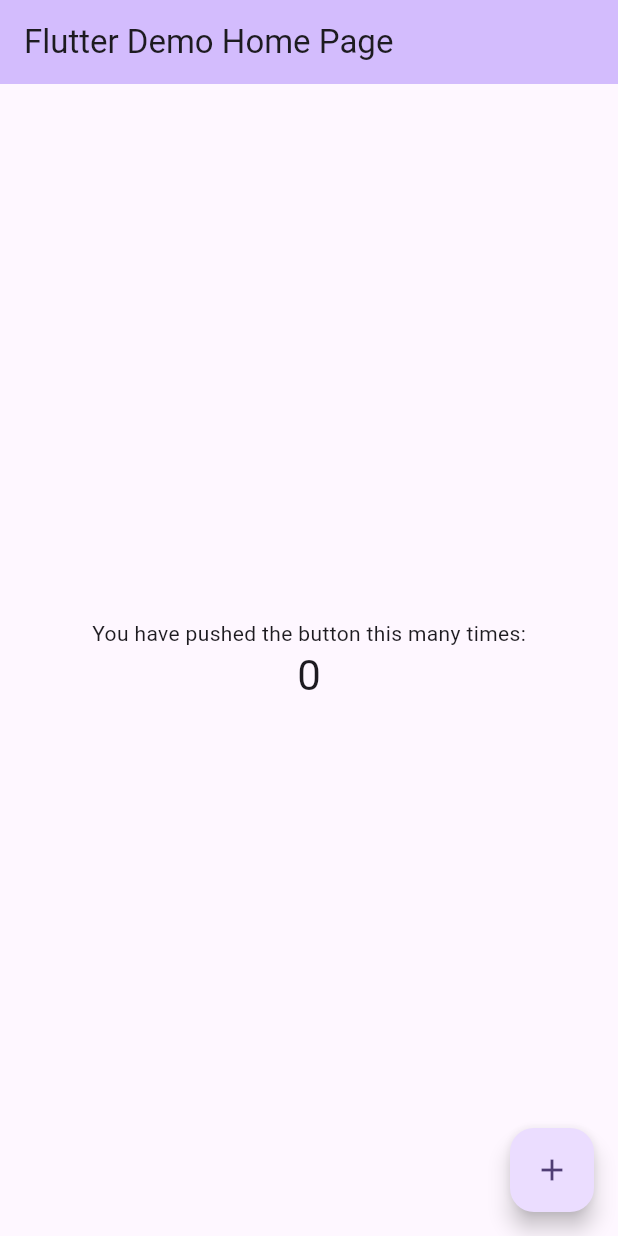
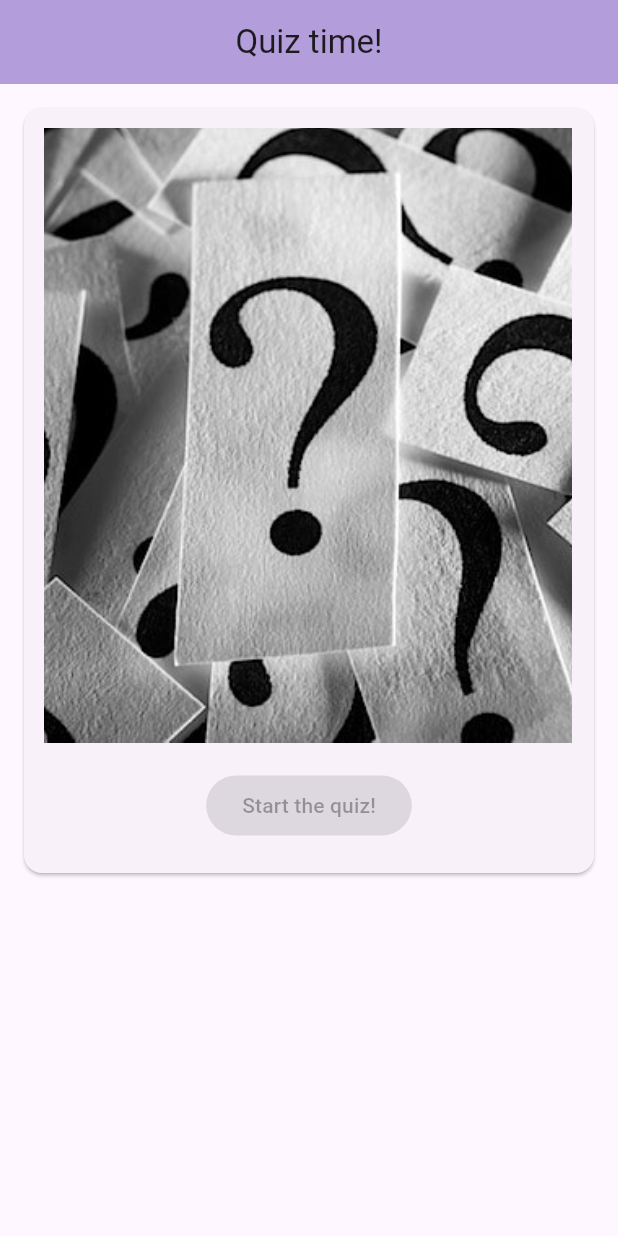
Before and after one commit to anastasiiaal/quiz-flutter-tp, a Flutter app: the screen it shows after launch, on a phone screen of 412 x 824 dp. Run offline on Flutter 3.47's test engine with Material 3 defaults, Android fonts, the phone set to English and light mode, and no system bars.

Commit message:
add quiz start widget

```diff
--- a/lib/main.dart
+++ b/lib/main.dart
@@ -1,4 +1,5 @@
 import 'package:flutter/material.dart';
+import 'package:quiz_flutter_tp/ui/first_page.dart';
 
 void main() {
   runApp(const MyApp());
@@ -7,104 +8,121 @@ void main() {
 class MyApp extends StatelessWidget {
   const MyApp({super.key});
 
-  // This widget is the root of your application.
   @override
   Widget build(BuildContext context) {
     return MaterialApp(
       title: 'Flutter Demo',
+      debugShowCheckedModeBanner: false,
       theme: ThemeData(
         colorScheme: ColorScheme.fromSeed(seedColor: Colors.deepPurple),
         useMaterial3: true,
       ),
-      home: const MyHomePage(title: 'Flutter Demo Home Page'),
+      home: const FirstPage(),
     );
   }
 }
 
-class MyHomePage extends StatefulWidget {
-  const MyHomePage({super.key, required this.title});
-
-  // This widget is the home page of your application. It is stateful, meaning
-  // that it has a State object (defined below) that contains fields that affect
-  // how it looks.
-
-  // This class is the configuration for the state. It holds the values (in this
-  // case the title) provided by the parent (in this case the App widget) and
-  // used by the build method of the State. Fields in a Widget subclass are
-  // always marked "final".
-
-  final String title;
-
-  @override
-  State<MyHomePage> createState() => _MyHomePageState();
-}
-
-class _MyHomePageState extends State<MyHomePage> {
-  int _counter = 0;
-
-  void _incrementCounter() {
-    setState(() {
-      // This call to setState tells the Flutter framework that something has
-      // changed in this State, which causes it to rerun the build method below
-      // so that the display can reflect the updated values. If we changed
-      // _counter without calling setState(), then the build method would not be
-      // called again, and so nothing would appear to happen.
-      _counter++;
-    });
-  }
-
-  @override
-  Widget build(BuildContext context) {
-    // This method is rerun every time setState is called, for instance as done
-    // by the _incrementCounter method above.
-    //
-    // The Flutter framework has been optimized to make rerunning build methods
-    // fast, so that you can just rebuild anything that needs updating rather
-    // than having to individually change instances of widgets.
-    return Scaffold(
-      appBar: AppBar(
-        // TRY THIS: Try changing the color here to a specific color (to
-        // Colors.amber, perhaps?) and trigger a hot reload to see the AppBar
-        // change color while the other colors stay the same.
-        backgroundColor: Theme.of(context).colorScheme.inversePrimary,
-        // Here we take the value from the MyHomePage object that was created by
-        // the App.build method, and use it to set our appbar title.
-        title: Text(widget.title),
-      ),
-      body: Center(
-        // Center is a layout widget. It takes a single child and positions it
-        // in the middle of the parent.
-        child: Column(
-          // Column is also a layout widget. It takes a list of children and
-          // arranges them vertically. By default, it sizes itself to fit its
-          // children horizontally, and tries to be as tall as its parent.
-          //
-          // Column has various properties to control how it sizes itself and
-          // how it positions its children. Here we use mainAxisAlignment to
-          // center the children vertically; the main axis here is the vertical
-          // axis because Columns are vertical (the cross axis would be
-          // horizontal).
-          //
-          // TRY THIS: Invoke "debug painting" (choose the "Toggle Debug Paint"
-          // action in the IDE, or press "p" in the console), to see the
-          // wireframe for each widget.
-          mainAxisAlignment: MainAxisAlignment.center,
-          children: <Widget>[
-            const Text(
-              'You have pushed the button this many times:',
-            ),
-            Text(
-              '$_counter',
-              style: Theme.of(context).textTheme.headlineMedium,
-            ),
-          ],
-        ),
-      ),
-      floatingActionButton: FloatingActionButton(
-        onPressed: _incrementCounter,
-        tooltip: 'Increment',
-        child: const Icon(Icons.add),
-      ), // This trailing comma makes auto-formatting nicer for build methods.
-    );
-  }
-}
+// class MyApp extends StatelessWidget {
+//   const MyApp({super.key});
+//
+//   // This widget is the root of your application.
+//   @override
+//   Widget build(BuildContext context) {
+//     return MaterialApp(
+//       title: 'Flutter Demo',
+//       theme: ThemeData(
+//         colorScheme: ColorScheme.fromSeed(seedColor: Colors.deepPurple),
+//         useMaterial3: true,
+//       ),
+//       home: const MyHomePage(title: 'Flutter Demo Home Page'),
+//     );
+//   }
+// }
+//
+// class MyHomePage extends StatefulWidget {
+//   const MyHomePage({super.key, required this.title});
+//
+//   // This widget is the home page of your application. It is stateful, meaning
+//   // that it has a State object (defined below) that contains fields that affect
+//   // how it looks.
+//
+//   // This class is the configuration for the state. It holds the values (in this
+//   // case the title) provided by the parent (in this case the App widget) and
+//   // used by the build method of the State. Fields in a Widget subclass are
+//   // always marked "final".
+//
+//   final String title;
+//
+//   @override
+//   State<MyHomePage> createState() => _MyHomePageState();
+// }
+//
+// class _MyHomePageState extends State<MyHomePage> {
+//   int _counter = 0;
+//
+//   void _incrementCounter() {
+//     setState(() {
+//       // This call to setState tells the Flutter framework that something has
+//       // changed in this State, which causes it to rerun the build method below
+//       // so that the display can reflect the updated values. If we changed
+//       // _counter without calling setState(), then the build method would not be
+//       // called again, and so nothing would appear to happen.
+//       _counter++;
+//     });
+//   }
+//
+//   @override
+//   Widget build(BuildContext context) {
+//     // This method is rerun every time setState is called, for instance as done
+//     // by the _incrementCounter method above.
+//     //
+//     // The Flutter framework has been optimized to make rerunning build methods
+//     // fast, so that you can just rebuild anything that needs updating rather
+//     // than having to individually change instances of widgets.
+//     return Scaffold(
+//       appBar: AppBar(
+//         // TRY THIS: Try changing the color here to a specific color (to
+//         // Colors.amber, perhaps?) and trigger a hot reload to see the AppBar
+//         // change color while the other colors stay the same.
+//         backgroundColor: Theme.of(context).colorScheme.inversePrimary,
+//         // Here we take the value from the MyHomePage object that was created by
+//         // the App.build method, and use it to set our appbar title.
+//         title: Text(widget.title),
+//       ),
+//       body: Center(
+//         // Center is a layout widget. It takes a single child and positions it
+//         // in the middle of the parent.
+//         child: Column(
+//           // Column is also a layout widget. It takes a list of children and
+//           // arranges them vertically. By default, it sizes itself to fit its
+//           // children horizontally, and tries to be as tall as its parent.
+//           //
+//           // Column has various properties to control how it sizes itself and
+//           // how it positions its children. Here we use mainAxisAlignment to
+//           // center the children vertically; the main axis here is the vertical
+//           // axis because Columns are vertical (the cross axis would be
+//           // horizontal).
+//           //
+//           // TRY THIS: Invoke "debug painting" (choose the "Toggle Debug Paint"
+//           // action in the IDE, or press "p" in the console), to see the
+//           // wireframe for each widget.
+//           mainAxisAlignment: MainAxisAlignment.center,
+//           children: <Widget>[
+//             const Text(
+//               'You have pushed the button this many times:',
+//             ),
+//             Text(
+//               '$_counter',
+//               style: Theme.of(context).textTheme.headlineMedium,
+//             ),
+//           ],
+//         ),
+//       ),
+//       floatingActionButton: FloatingActionButton(
+//         onPressed: _incrementCounter,
+//         tooltip: 'Increment',
+//         child: const Icon(Icons.add),
+//       ), // This trailing comma makes auto-formatting nicer for build methods.
+//     );
+//   }
+// }
--- /dev/null
+++ b/lib/ui/first_page.dart
@@ -0,0 +1,79 @@
+import 'dart:io';
+import 'package:flutter/material.dart';
+
+class FirstPage extends StatefulWidget {
+  const FirstPage({super.key});
+
+  @override
+  FirstPageState createState() => FirstPageState();
+}
+
+class FirstPageState extends State<FirstPage> {
+
+
+  @override
+  Widget build(BuildContext context) {
+
+    double width = MediaQuery.of(context).size.width;
+    double containerWidth = width / 1.1;
+    double appBarHeight = AppBar().preferredSize.height;
+    double height = MediaQuery.of(context).size.height - appBarHeight;
+
+    return Scaffold(
+      appBar: AppBar(
+          backgroundColor: Colors.deepPurple[200],
+          // title: const TextTitleWidget(title: "user page")
+          title: const Text('Quiz time!'),
+          centerTitle: true,
+      ),
+      body: SingleChildScrollView(
+        child: Padding(
+          padding: const EdgeInsets.all(12.0),
+          child: Column(
+            children: [
+              Card(
+                child: Padding(
+                  padding: const EdgeInsets.all(5.0),
+                  child: SizedBox(
+                    width: containerWidth,
+                    height: 500,
+                    child: Column(
+                      children: [
+                        Row(
+                          children: [
+                            Padding(
+                              padding: const EdgeInsets.all(8.0),
+                              child: SizedBox(
+                                width: width / 1.17,
+                                height: 410,
+                                child: Image.asset(
+                                  'images/questions.jpg',
+                                  fit: BoxFit.cover,
+                                ),
+                              ),
+                            ),
+                          ]
+                        ),
+                        const SizedBox(height: 10),
+                        const Column(
+                          children: [
+                            ElevatedButton(
+                              onPressed: null,
+                              child: Text('Start the quiz!'),
+                            ),
+                          ],
+                        )
+                      ],
+                    ),
+                  ),
+                ),
+              )
+            ],
+          ),
+        )
+      ),
+    );
+  }
+
+
+}
```
Also changed, not shown: images/questions.jpg (added).
